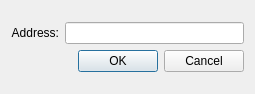
This is mercury_gui/address_dialog.ui in OE-FET/customxepr as Qt 5 draws it before an edit. The edited form follows.
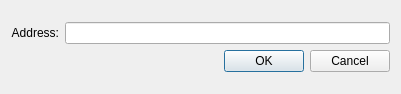
This is the edited form.

Patch:
```diff
--- a/mercury_gui/address_dialog.ui
+++ b/mercury_gui/address_dialog.ui
@@ -6,7 +6,7 @@
    <rect>
     <x>0</x>
     <y>0</y>
-    <width>255</width>
+    <width>401</width>
     <height>94</height>
    </rect>
   </property>
```
